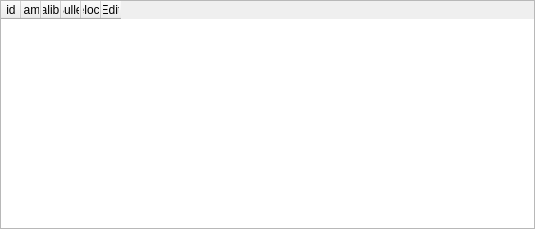
First picture: the form in ui_templates/catalog_cartridge_list.ui, repository o-murphy/archer_ballistics_constructor, before the edit.
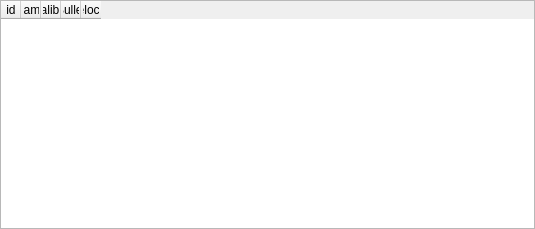
Second picture: the form after the edit.

Patch:
```diff
--- a/ui_templates/catalog_cartridge_list.ui
+++ b/ui_templates/catalog_cartridge_list.ui
@@ -86,11 +86,6 @@
        <string>Velocity</string>
       </property>
      </column>
-     <column>
-      <property name="text">
-       <string>Edit</string>
-      </property>
-     </column>
     </widget>
    </item>
   </layout>
```
